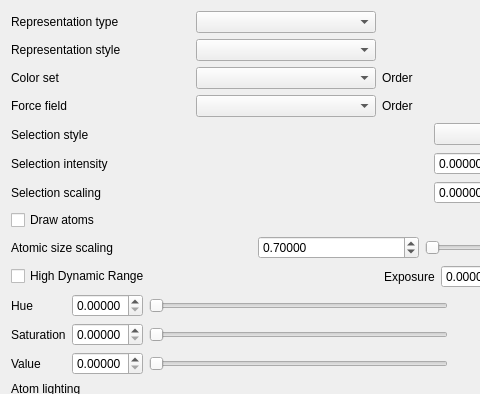
Above: iraspa/iraspagui/appearanceatomsform.ui from iRASPA/iRASPA-QT before the change; both pictures show x 0 to 480 and y 0 to 394 of the 757 by 734 pixel window. Below: the same form after it.
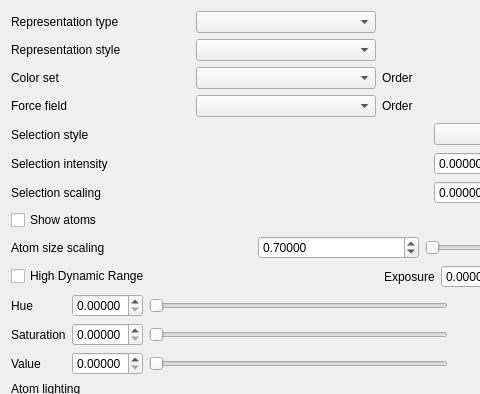
That is the form after the change. Custom widgets are drawn as their Qt base class.

Patch:
```diff
--- a/iraspa/iraspagui/appearanceatomsform.ui
+++ b/iraspa/iraspagui/appearanceatomsform.ui
@@ -309,7 +309,7 @@
        <item row="1" column="0">
         <widget class="QLabel" name="label_24">
          <property name="text">
-          <string>Atomic size scaling</string>
+          <string>Atom size scaling</string>
          </property>
         </widget>
        </item>
@@ -368,7 +368,7 @@
        <item row="0" column="0">
         <widget class="QCheckBox" name="atomDrawAtomsCheckBox">
          <property name="text">
-          <string>Draw atoms</string>
+          <string>Show atoms</string>
          </property>
          <property name="tristate">
           <bool>true</bool>
```
